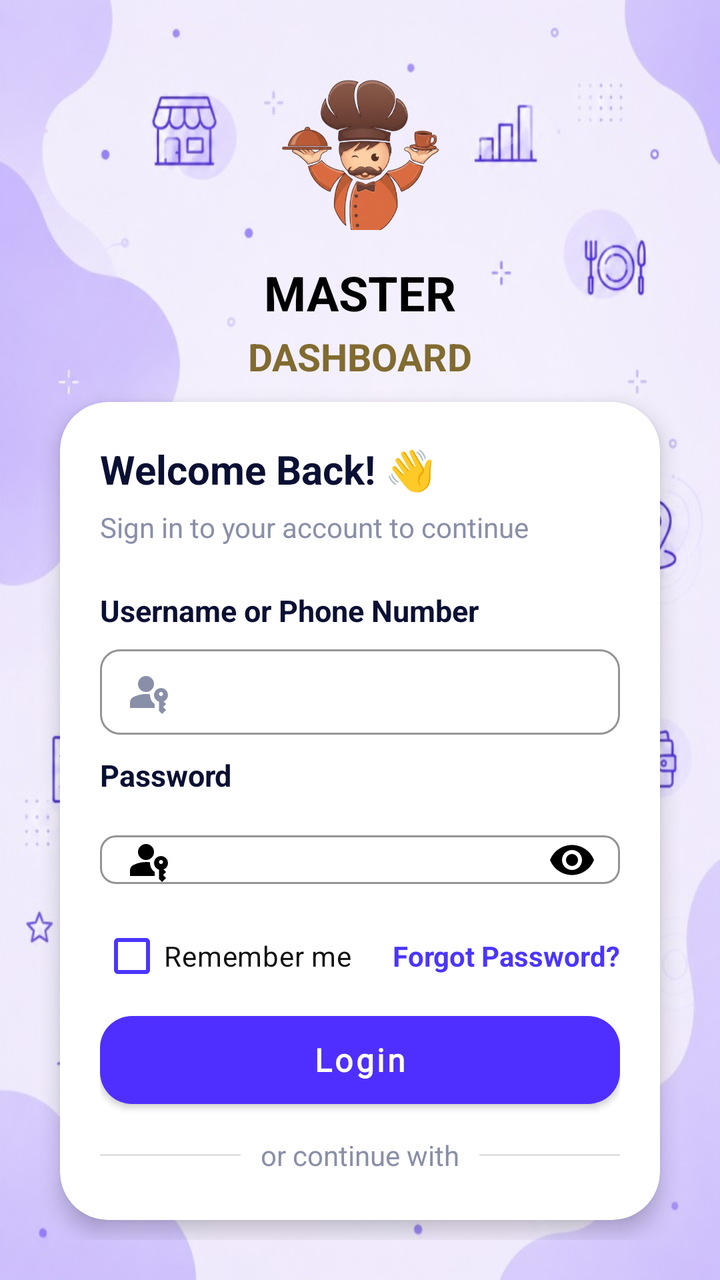
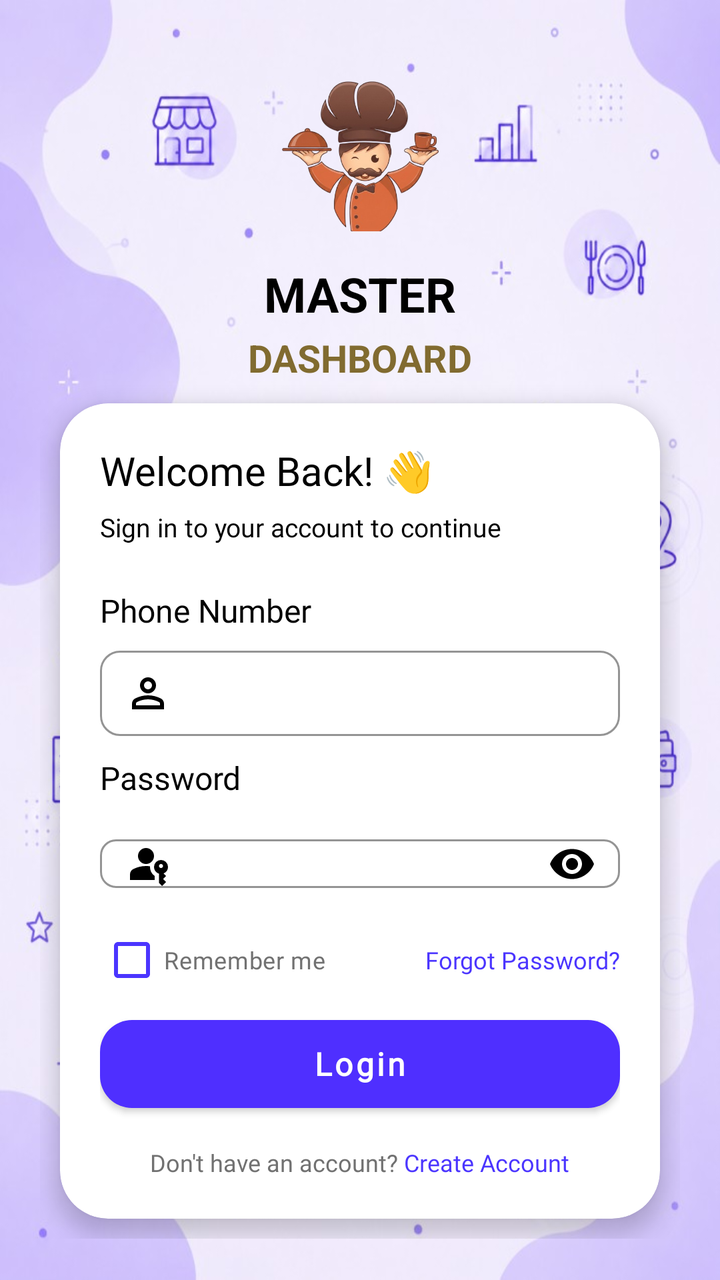

Screens rendered from an Android XML layout before and after an edit, with the pre-edit source and the edit as a unified diff.
<!-- AndroidManifest.xml: application theme Theme.MasterDashboard -->
<!-- res/layout/activity_login.xml -->
<?xml version="1.0" encoding="utf-8"?>
<androidx.constraintlayout.widget.ConstraintLayout xmlns:android="http://schemas.android.com/apk/res/android"
    xmlns:app="http://schemas.android.com/apk/res-auto"
    android:layout_width="match_parent"
    android:layout_height="match_parent"
    xmlns:tools="http://schemas.android.com/tools"
    android:background="@drawable/login_background"
    android:padding="20dp"
    tools:context=".login.LoginActivity">

        <LinearLayout
            android:layout_width="match_parent"
            android:layout_height="wrap_content"
            android:orientation="vertical"
            app:layout_constraintTop_toTopOf="parent"
            app:layout_constraintBottom_toBottomOf="parent"
            app:layout_constraintStart_toStartOf="parent"
            app:layout_constraintEnd_toEndOf="parent"
            android:gravity="center_horizontal">

            <ImageView
                android:layout_width="100dp"
                android:layout_height="100dp"
                android:src="@drawable/app_logo"/>

            <TextView
                android:layout_width="wrap_content"
                android:layout_height="wrap_content"
                android:text="MASTER"
                android:textSize="24sp"
                android:textAllCaps="true"
                android:textStyle="bold"
                android:textColor="@color/black"
                android:layout_marginTop="10dp"/>

            <TextView
                android:layout_width="wrap_content"
                android:layout_height="wrap_content"
                android:text="Dashboard"
                android:textAllCaps="true"
                android:layout_marginTop="3dp"
                android:textSize="19sp"
                android:textStyle="bold"
                android:textColor="@color/brown"/>

            <include
                android:id="@+id/login_item"
                layout="@layout/item_login_screen"/>

        </LinearLayout>



</androidx.constraintlayout.widget.ConstraintLayout>
<!-- res/layout/item_login_screen.xml (included above) -->
<?xml version="1.0" encoding="utf-8"?>
<com.google.android.material.card.MaterialCardView xmlns:android="http://schemas.android.com/apk/res/android"
    xmlns:app="http://schemas.android.com/apk/res-auto"
    android:layout_width="match_parent"
    android:layout_height="wrap_content"
    android:layout_margin="10dp"
    android:layout_gravity="center_horizontal"
    android:backgroundTint="@android:color/white"
    app:cardCornerRadius="24dp"
    app:cardElevation="6dp"
    app:strokeWidth="0dp">

    <LinearLayout
        android:layout_width="match_parent"
        android:layout_height="wrap_content"
        android:orientation="vertical"
        android:padding="20dp">

        
        <TextView
            android:layout_width="wrap_content"
            android:layout_height="wrap_content"
            android:text="Welcome Back! 👋"
            android:textColor="#0A1033"
            android:textStyle="bold"
            android:textSize="20sp" />

        <TextView
            android:layout_width="wrap_content"
            android:layout_height="wrap_content"
            android:layout_marginTop="6dp"
            android:text="Sign in to your account to continue"
            android:textColor="#8A8FA8"
            android:textSize="14sp" />

        
        <TextView
            android:layout_width="wrap_content"
            android:layout_height="wrap_content"
            android:layout_marginTop="22dp"
            android:text="Username or Phone Number"
            android:textColor="#0A1033"
            android:textStyle="bold"
            android:textSize="15sp" />

        <com.google.android.material.textfield.TextInputLayout
            style="@style/Widget.MaterialComponents.TextInputLayout.OutlinedBox"
            android:layout_width="match_parent"
            android:layout_height="48dp"
            android:layout_marginTop="4dp"
            app:boxBackgroundMode="outline"
            app:boxCornerRadiusTopStart="10dp"
            app:boxCornerRadiusTopEnd="10dp"
            app:boxCornerRadiusBottomStart="10dp"
            app:boxCornerRadiusBottomEnd="10dp"
            app:boxStrokeWidth="1dp"
            app:boxStrokeWidthFocused="1dp"
            app:boxStrokeColor="#E3E5EF"
            app:startIconDrawable="@drawable/ic_passkey_24dp"
            app:startIconTint="#8A8FA8"
            app:hintTextColor="#8A8FA8">

            <com.google.android.material.textfield.TextInputEditText
                android:id="@+id/login_email_et"
                android:layout_width="match_parent"
                android:layout_height="match_parent"
                android:paddingTop="0dp"
                android:paddingBottom="0dp"
                android:gravity="center_vertical"
                android:textColor="#111111"
                android:textSize="18sp"
                android:background="@null"
                android:inputType="textPersonName" />

        </com.google.android.material.textfield.TextInputLayout>
        
        <TextView
            android:layout_width="wrap_content"
            android:layout_height="wrap_content"
            android:layout_marginTop="10dp"
            android:text="Password"
            android:textColor="#0A1033"
            android:textStyle="bold"
            android:textSize="15sp" />

        
        <com.google.android.material.textfield.TextInputLayout
            style="@style/Widget.MaterialComponents.TextInputLayout.OutlinedBox"
            android:layout_width="match_parent"
            android:layout_height="wrap_content"
            android:layout_marginTop="3dp"
            app:boxBackgroundMode="outline"
            app:boxCornerRadiusTopStart="8dp"
            app:boxCornerRadiusTopEnd="8dp"
            app:boxCornerRadiusBottomStart="8dp"
            app:boxCornerRadiusBottomEnd="8dp"
            app:boxStrokeColor="#E3E5EF"
            app:endIconMode="password_toggle"
            app:startIconTint="@color/black"
            app:endIconTint="@color/black"
            app:startIconDrawable="@drawable/ic_passkey_24dp">

            <com.google.android.material.textfield.TextInputEditText
                android:id="@+id/login_password_et"
                android:layout_width="match_parent"
                android:layout_height="wrap_content"
                android:textColor="#111111"
                android:paddingTop="0dp"
                android:paddingBottom="0dp"
                android:gravity="center_vertical"
                android:textSize="18sp"
                android:textAllCaps="false"
                android:inputType="textPassword" />
        </com.google.android.material.textfield.TextInputLayout>

        
        <LinearLayout
            android:layout_width="match_parent"
            android:layout_height="wrap_content"
            android:gravity="center_vertical"
            android:orientation="horizontal">

            <CheckBox
                android:id="@+id/login_cbRemember"
                android:layout_width="0dp"
                android:layout_height="wrap_content"
                android:layout_weight="1"
                android:buttonTint="#4B35FF"
                android:text="Remember me"
                android:textColor="#111111"
                android:textSize="14sp" />

            <TextView
                android:id="@+id/login_tvForgotPassword"
                android:layout_width="wrap_content"
                android:layout_height="wrap_content"
                android:text="Forgot Password?"
                android:textColor="#4B35FF"
                android:textSize="14sp"
                android:textStyle="bold" />
        </LinearLayout>

        
        <com.google.android.material.button.MaterialButton
            android:id="@+id/login_btn"
            style="@style/Button.MyApp.Large"
            android:layout_width="match_parent"
            android:layout_height="wrap_content"
            android:text="Login"
            app:iconGravity="textStart"
            app:iconPadding="10dp"
            app:iconTint="@android:color/white" />

        
        <LinearLayout
            android:layout_width="match_parent"
            android:layout_height="wrap_content"
            android:layout_marginTop="10dp"
            android:gravity="center_vertical"
            android:orientation="horizontal">

            <View
                android:layout_width="0dp"
                android:layout_height="1dp"
                android:layout_weight="1"
                android:background="#E0E0E0" />

            <TextView
                android:layout_width="wrap_content"
                android:layout_height="wrap_content"
                android:layout_marginHorizontal="10dp"
                android:text="or continue with"
                android:textColor="#8A8FA8"
                android:textSize="14sp" />

            <View
                android:layout_width="0dp"
                android:layout_height="1dp"
                android:layout_weight="1"
                android:background="#E0E0E0" />
        </LinearLayout>


            <com.google.android.material.button.MaterialButton
                android:id="@+id/google_btn"
                style="@style/Widget.MaterialComponents.Button.OutlinedButton"
                android:layout_width="match_parent"
                android:layout_height="50dp"
                android:layout_weight="1"
                android:layout_marginEnd="6dp"
                android:text="Google"
                android:textAllCaps="false"
                android:textColor="#111111"
                android:textSize="15sp"
                app:cornerRadius="12dp"
                app:iconGravity="textStart"
                app:iconPadding="8dp"
                app:strokeColor="#E3E5EF"
                app:strokeWidth="1dp" />

        
        <LinearLayout
            android:layout_width="wrap_content"
            android:layout_height="wrap_content"
            android:layout_gravity="center_horizontal"
            android:layout_marginTop="13dp"
            android:orientation="horizontal">

            <TextView
                android:layout_width="wrap_content"
                android:layout_height="wrap_content"
                android:text="Don't have an account? "
                android:textColor="#6E738A"
                android:textSize="14sp" />

            <TextView
                android:id="@+id/login_create_acc_tv"
                android:layout_width="wrap_content"
                android:layout_height="wrap_content"
                android:text="Create Account"
                android:textColor="#4B35FF"
                android:textStyle="bold"
                android:textSize="14sp" />
        </LinearLayout>

    </LinearLayout>

</com.google.android.material.card.MaterialCardView>
<!-- resources referenced by this layout -->
<resources>
  <color name="black">#FF000000</color>
  <color name="brown">#816B30</color>
  <!-- drawable app_logo: png bitmap (drawable, 176640 bytes) -->
  <!-- drawable ic_passkey_24dp (drawable) -->
  <vector xmlns:android="http://schemas.android.com/apk/res/android"
      android:width="24dp"
      android:height="24dp"
      android:viewportWidth="960"
      android:viewportHeight="960">
    <path
        android:pathData="M120,800v-112q0,-34 17.5,-62.5T184,582q62,-31 126,-46.5T440,520q20,0 40,1.5t40,4.5q-4,58 21,109.5t73,84.5v80L120,800ZM760,920l-60,-60v-186q-44,-13 -72,-49.5T600,540q0,-58 41,-99t99,-41q58,0 99,41t41,99q0,45 -25.5,80T790,670l50,50 -60,60 60,60 -80,80ZM440,480q-66,0 -113,-47t-47,-113q0,-66 47,-113t113,-47q66,0 113,47t47,113q0,66 -47,113t-113,47ZM740,560q17,0 28.5,-11.5T780,520q0,-17 -11.5,-28.5T740,480q-17,0 -28.5,11.5T700,520q0,17 11.5,28.5T740,560Z"
        android:fillColor="#e3e3e3"/>
  </vector>
  <!-- drawable login_background: jpg bitmap (drawable, 50222 bytes) -->
  <style name="Button.MyApp.Large">
          <item name="android:textSize">16sp</item>
          <item name="android:minHeight">56dp</item>
          <item name="android:paddingStart">24dp</item>
          <item name="android:paddingEnd">24dp</item>
          <item name="cornerRadius">16dp</item>
      </style>
  <style name="Theme.MasterDashboard" parent="Base.Theme.MasterDashboard" />
  
  
      // For EditText Outline color
  <style name="Base.Theme.MasterDashboard" parent="Theme.Material3.DayNight.NoActionBar">
          
          
      </style>
</resources>

<!-- the commit's change to res/layout/activity_login.xml (unified diff, before → after) -->
@@ -6,7 +6,7 @@
     xmlns:tools="http://schemas.android.com/tools"
     android:background="@drawable/login_background"
     android:padding="20dp"
-    tools:context=".login.LoginActivity">
+    tools:context=".login.views.LoginActivity">
 
         <LinearLayout
             android:layout_width="match_parent"
@@ -76,27 +76,22 @@
             android:layout_width="wrap_content"
             android:layout_height="wrap_content"
             android:text="Welcome Back! 👋"
-            android:textColor="#0A1033"
-            android:textStyle="bold"
-            android:textSize="20sp" />
+            style="@style/TextAppearance.MyApp.ToolbarTitle" />
 
         <TextView
             android:layout_width="wrap_content"
             android:layout_height="wrap_content"
             android:layout_marginTop="6dp"
             android:text="Sign in to your account to continue"
-            android:textColor="#8A8FA8"
-            android:textSize="14sp" />
+            style="@style/TextAppearance.MyApp.Subtitle" />
 
         
         <TextView
             android:layout_width="wrap_content"
             android:layout_height="wrap_content"
             android:layout_marginTop="22dp"
-            android:text="Username or Phone Number"
-            android:textColor="#0A1033"
-            android:textStyle="bold"
-            android:textSize="15sp" />
+            android:text="Phone Number"
+            style="@style/TextAppearance.MyApp.TitleSmall" />
 
         <com.google.android.material.textfield.TextInputLayout
             style="@style/Widget.MaterialComponents.TextInputLayout.OutlinedBox"
@@ -111,8 +106,8 @@
             app:boxStrokeWidth="1dp"
             app:boxStrokeWidthFocused="1dp"
             app:boxStrokeColor="#E3E5EF"
-            app:startIconDrawable="@drawable/ic_passkey_24dp"
-            app:startIconTint="#8A8FA8"
+            app:startIconDrawable="@drawable/ic_person_24dp"
+            app:startIconTint="@color/black"
             app:hintTextColor="#8A8FA8">
 
             <com.google.android.material.textfield.TextInputEditText
@@ -134,9 +129,7 @@
             android:layout_height="wrap_content"
             android:layout_marginTop="10dp"
             android:text="Password"
-            android:textColor="#0A1033"
-            android:textStyle="bold"
-            android:textSize="15sp" />
+            style="@style/TextAppearance.MyApp.TitleSmall" />
 
         
         <com.google.android.material.textfield.TextInputLayout
@@ -182,8 +175,7 @@
                 android:layout_weight="1"
                 android:buttonTint="#4B35FF"
                 android:text="Remember me"
-                android:textColor="#111111"
-                android:textSize="14sp" />
+                style="@style/TextAppearance.MyApp.CaptionSmall" />
 
             <TextView
                 android:id="@+id/login_tvForgotPassword"
@@ -191,8 +183,7 @@
                 android:layout_height="wrap_content"
                 android:text="Forgot Password?"
                 android:textColor="#4B35FF"
-                android:textSize="14sp"
-                android:textStyle="bold" />
+                style="@style/TextAppearance.MyApp.CaptionSmall" />
         </LinearLayout>
 
         
@@ -208,53 +199,6 @@
 
         
         <LinearLayout
-            android:layout_width="match_parent"
-            android:layout_height="wrap_content"
-            android:layout_marginTop="10dp"
-            android:gravity="center_vertical"
-            android:orientation="horizontal">
-
-            <View
-                android:layout_width="0dp"
-                android:layout_height="1dp"
-                android:layout_weight="1"
-                android:background="#E0E0E0" />
-
-            <TextView
-                android:layout_width="wrap_content"
-                android:layout_height="wrap_content"
-                android:layout_marginHorizontal="10dp"
-                android:text="or continue with"
-                android:textColor="#8A8FA8"
-                android:textSize="14sp" />
-
-            <View
-                android:layout_width="0dp"
-                android:layout_height="1dp"
-                android:layout_weight="1"
-                android:background="#E0E0E0" />
-        </LinearLayout>
-
-
-            <com.google.android.material.button.MaterialButton
-                android:id="@+id/google_btn"
-                style="@style/Widget.MaterialComponents.Button.OutlinedButton"
-                android:layout_width="match_parent"
-                android:layout_height="50dp"
-                android:layout_weight="1"
-                android:layout_marginEnd="6dp"
-                android:text="Google"
-                android:textAllCaps="false"
-                android:textColor="#111111"
-                android:textSize="15sp"
-                app:cornerRadius="12dp"
-                app:iconGravity="textStart"
-                app:iconPadding="8dp"
-                app:strokeColor="#E3E5EF"
-                app:strokeWidth="1dp" />
-
-        
-        <LinearLayout
             android:layout_width="wrap_content"
             android:layout_height="wrap_content"
             android:layout_gravity="center_horizontal"
@@ -265,8 +209,7 @@
                 android:layout_width="wrap_content"
                 android:layout_height="wrap_content"
                 android:text="Don't have an account? "
-                android:textColor="#6E738A"
-                android:textSize="14sp" />
+                style="@style/TextAppearance.MyApp.CaptionSmall" />
 
             <TextView
                 android:id="@+id/login_create_acc_tv"
@@ -274,8 +217,7 @@
                 android:layout_height="wrap_content"
                 android:text="Create Account"
                 android:textColor="#4B35FF"
-                android:textStyle="bold"
-                android:textSize="14sp" />
+                style="@style/TextAppearance.MyApp.CaptionSmall" />
         </LinearLayout>
 
     </LinearLayout>
<!-- resource entries referenced after the edit -->
@@ -13,6 +13,16 @@
         android:pathData="M120,800v-112q0,-34 17.5,-62.5T184,582q62,-31 126,-46.5T440,520q20,0 40,1.5t40,4.5q-4,58 21,109.5t73,84.5v80L120,800ZM760,920l-60,-60v-186q-44,-13 -72,-49.5T600,540q0,-58 41,-99t99,-41q58,0 99,41t41,99q0,45 -25.5,80T790,670l50,50 -60,60 60,60 -80,80ZM440,480q-66,0 -113,-47t-47,-113q0,-66 47,-113t113,-47q66,0 113,47t47,113q0,66 -47,113t-113,47ZM740,560q17,0 28.5,-11.5T780,520q0,-17 -11.5,-28.5T740,480q-17,0 -28.5,11.5T700,520q0,17 11.5,28.5T740,560Z"
         android:fillColor="#e3e3e3"/>
   </vector>
+  <!-- drawable ic_person_24dp (drawable) -->
+  <vector xmlns:android="http://schemas.android.com/apk/res/android"
+      android:width="24dp"
+      android:height="24dp"
+      android:viewportWidth="960"
+      android:viewportHeight="960">
+    <path
+        android:pathData="M480,480q-66,0 -113,-47t-47,-113q0,-66 47,-113t113,-47q66,0 113,47t47,113q0,66 -47,113t-113,47ZM160,800v-112q0,-34 17.5,-62.5T224,582q62,-31 126,-46.5T480,520q66,0 130,15.5T736,582q29,15 46.5,43.5T800,688v112L160,800ZM240,720h480v-32q0,-11 -5.5,-20T700,654q-54,-27 -109,-40.5T480,600q-56,0 -111,13.5T260,654q-9,5 -14.5,14t-5.5,20v32ZM480,400q33,0 56.5,-23.5T560,320q0,-33 -23.5,-56.5T480,240q-33,0 -56.5,23.5T400,320q0,33 23.5,56.5T480,400ZM480,320ZM480,720Z"
+        android:fillColor="@color/black"/>
+  </vector>
   <!-- drawable login_background: jpg bitmap (drawable, 50222 bytes) -->
   <style name="Button.MyApp.Large">
           <item name="android:textSize">16sp</item>
@@ -20,6 +30,26 @@
           <item name="android:paddingStart">24dp</item>
           <item name="android:paddingEnd">24dp</item>
           <item name="cornerRadius">16dp</item>
+      </style>
+  <style name="TextAppearance.MyApp.CaptionSmall">
+          <item name="android:textSize">12sp</item>
+          <item name="android:textColor">#717171</item>
+          <item name="android:fontFamily">@font/poppins_regular</item>
+      </style>
+  <style name="TextAppearance.MyApp.Subtitle">
+          <item name="android:textSize">13sp</item>
+          <item name="android:textColor">@color/black</item>
+          <item name="android:fontFamily">@font/poppins_light</item>
+      </style>
+  <style name="TextAppearance.MyApp.TitleSmall">
+          <item name="android:textSize">16sp</item>
+          <item name="android:textColor">@color/black</item>
+          <item name="android:fontFamily">@font/poppins_regular</item>
+      </style>
+  <style name="TextAppearance.MyApp.ToolbarTitle">
+          <item name="android:textSize">20sp</item>
+          <item name="android:textColor">@color/black</item>
+          <item name="android:fontFamily">@font/poppins_semibold</item>
       </style>
   <style name="Theme.MasterDashboard" parent="Base.Theme.MasterDashboard" />
   
